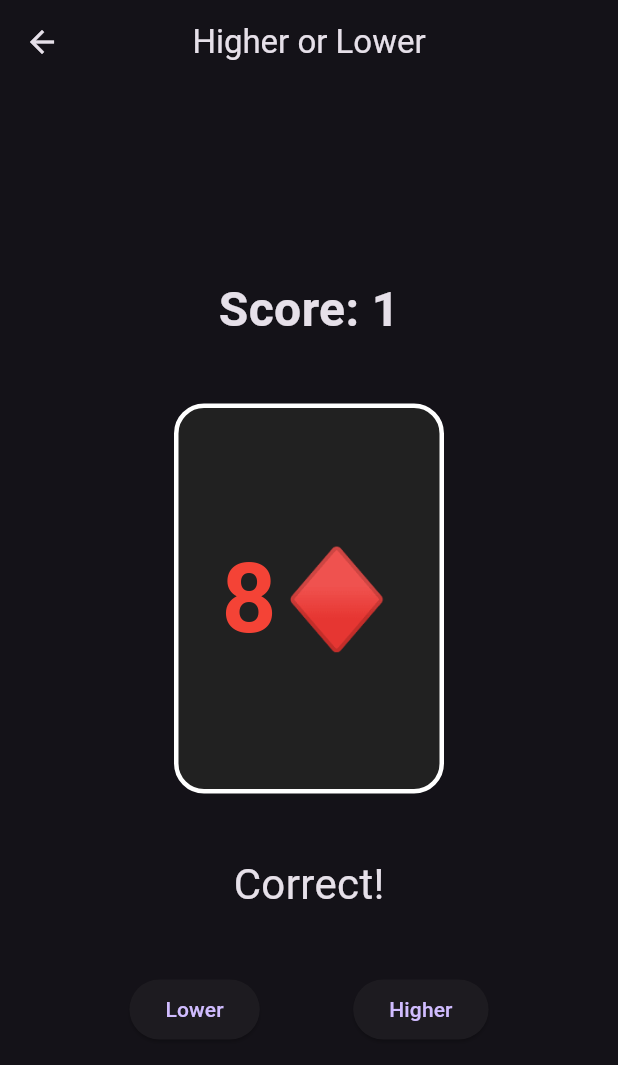
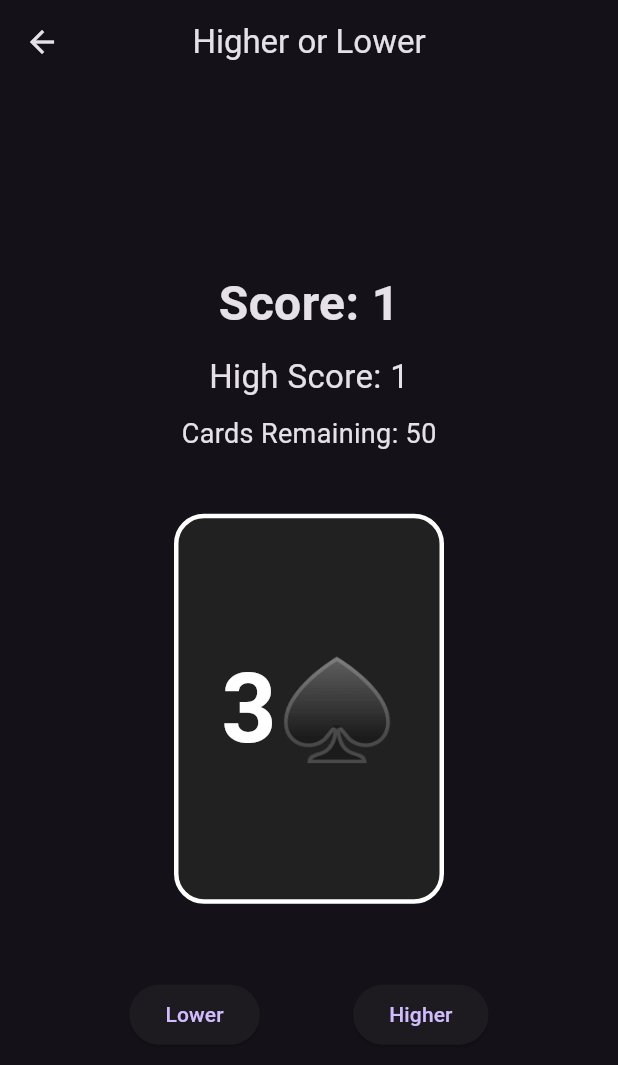
Before and after one commit to a01643270-cell/CARDS, a Flutter app: the GameScreen screen opened directly, after a tap on "Lower", on a phone screen of 412 x 824 dp. Shown: the top 1065 px of the screen. Run offline on Flutter 3.47's test engine with Material 3 defaults, Android fonts, the phone set to English and light mode, and no system bars; our stand-ins replace shared_preferences; accounts and stored records are empty.

Commit message:
Deck de cartas real con eliminación progresiva, high score y game over

```diff
--- a/lib/models/card_model.dart
+++ b/lib/models/card_model.dart
@@ -8,4 +8,9 @@ class PlayingCard {
     required this.rank,
     required this.value,
   });
+
+  @override
+  String toString() {
+    return '$rank$suit';
+  }
 }
--- a/lib/screens/game_screen.dart
+++ b/lib/screens/game_screen.dart
@@ -1,7 +1,9 @@
 import 'package:flutter/material.dart';
+import 'package:shared_preferences/shared_preferences.dart';
 
 import '../models/card_model.dart';
 import '../services/deck_service.dart';
+import 'game_over_screen.dart';
 
 class GameScreen extends StatefulWidget {
   const GameScreen({super.key});
@@ -11,18 +13,53 @@ class GameScreen extends StatefulWidget {
 }
 
 class _GameScreenState extends State<GameScreen> {
+  late DeckService deck;
   late PlayingCard currentCard;
+
   int score = 0;
-  String resultMessage = '';
+  int highScore = 0;
 
   @override
   void initState() {
     super.initState();
-    currentCard = DeckService.generateRandomCard();
+
+    loadHighScore();
+    startGame();
+  }
+
+  Future<void> loadHighScore() async {
+    final prefs = await SharedPreferences.getInstance();
+
+    setState(() {
+      highScore = prefs.getInt('highScore') ?? 0;
+    });
+  }
+
+  Future<void> saveHighScore() async {
+    final prefs = await SharedPreferences.getInstance();
+
+    await prefs.setInt('highScore', highScore);
+  }
+
+  void startGame() {
+    deck = DeckService();
+    currentCard = deck.drawCard();
+    score = 0;
+
+    setState(() {});
   }
 
   void guess(bool higher) {
-    final nextCard = DeckService.generateRandomCard();
+    if (deck.remainingCards() == 0) {
+      showGameOver(
+        currentCard,
+        currentCard,
+        higher,
+      );
+      return;
+    }
+
+    final nextCard = deck.drawCard();
 
     bool isCorrect;
 
@@ -32,17 +69,50 @@ class _GameScreenState extends State<GameScreen> {
       isCorrect = nextCard.value <= currentCard.value;
     }
 
-    setState(() {
-      currentCard = nextCard;
+    if (isCorrect) {
+      setState(() {
+        currentCard = nextCard;
+        score++;
 
-      if (isCorrect) {
-        score++;
-        resultMessage = 'Correct!';
-      } else {
-        score = 0;
-        resultMessage = 'Wrong!';
-      }
-    });
+        if (score > highScore) {
+          highScore = score;
+          saveHighScore();
+        }
+      });
+    } else {
+      showGameOver(
+        currentCard,
+        nextCard,
+        higher,
+      );
+    }
+  }
+
+  void showGameOver(
+    PlayingCard previousCard,
+    PlayingCard revealedCard,
+    bool guessedHigher,
+  ) {
+    Navigator.pushReplacement(
+      context,
+      MaterialPageRoute(
+        builder: (context) => GameOverScreen(
+          score: score,
+          highScore: highScore,
+          previousCard: previousCard,
+          revealedCard: revealedCard,
+          guessedHigher: guessedHigher,
+          onRestart: () {
+            Navigator.pushReplacement(
+              context,
+              MaterialPageRoute(
+                builder: (context) => const GameScreen(),
+              ),
+            );
+          },
+        ),
+      ),
+    );
   }
 
   Color getCardColor() {
@@ -73,6 +143,24 @@ class _GameScreenState extends State<GameScreen> {
               ),
             ),
 
+            const SizedBox(height: 10),
+
+            Text(
+              'High Score: $highScore',
+              style: const TextStyle(
+                fontSize: 22,
+              ),
+            ),
+
+            const SizedBox(height: 10),
+
+            Text(
+              'Cards Remaining: ${deck.remainingCards()}',
+              style: const TextStyle(
+                fontSize: 18,
+              ),
+            ),
+
             const SizedBox(height: 40),
 
             Container(
@@ -98,16 +186,7 @@ class _GameScreenState extends State<GameScreen> {
               ),
             ),
 
-            const SizedBox(height: 40),
-
-            Text(
-              resultMessage,
-              style: const TextStyle(
-                fontSize: 28,
-              ),
-            ),
-
-            const SizedBox(height: 40),
+            const SizedBox(height: 50),
 
             Row(
               mainAxisAlignment: MainAxisAlignment.spaceEvenly,
--- a/lib/services/deck_service.dart
+++ b/lib/services/deck_service.dart
@@ -3,16 +3,17 @@ import 'dart:math';
 import '../models/card_model.dart';
 
 class DeckService {
-  static final Random _random = Random();
+  final List<PlayingCard> _deck = [];
 
-  static final List<String> suits = [
-    '♠',
-    '♥',
-    '♦',
-    '♣',
-  ];
+  DeckService() {
+    _generateDeck();
+    shuffleDeck();
+  }
 
-  static final List<Map<String, dynamic>> ranks = [
+  void _generateDeck() {
+    final suits = ['♠', '♥', '♦', '♣'];
+
+    final ranks = [
       {'rank': 'A', 'value': 14},
       {'rank': 'K', 'value': 13},
       {'rank': 'Q', 'value': 12},
@@ -28,14 +29,28 @@ class DeckService {
       {'rank': '2', 'value': 2},
     ];
 
-  static PlayingCard generateRandomCard() {
-    final suit = suits[_random.nextInt(suits.length)];
-    final rankData = ranks[_random.nextInt(ranks.length)];
-
-    return PlayingCard(
+    for (var suit in suits) {
+      for (var rankData in ranks) {
+        _deck.add(
+          PlayingCard(
             suit: suit,
-      rank: rankData['rank'],
-      value: rankData['value'],
+            rank: rankData['rank'] as String,
+            value: rankData['value'] as int,
+          ),
         );
       }
     }
+  }
+
+  void shuffleDeck() {
+    _deck.shuffle(Random());
+  }
+
+  PlayingCard drawCard() {
+    return _deck.removeLast();
+  }
+
+  int remainingCards() {
+    return _deck.length;
+  }
+}
--- a/pubspec.yaml
+++ b/pubspec.yaml
@@ -30,6 +30,7 @@ environment:
 dependencies:
   flutter:
     sdk: flutter
+  shared_preferences: ^2.2.2
 
   # The following adds the Cupertino Icons font to your application.
   # Use with the CupertinoIcons class for iOS style icons.
```
Also changed, not shown: lib/screens/game_over_screen.dart (added, +127 -0 lines), pubspec.lock, 1 other file. Lines whose indentation alone changed are shown as unchanged.
